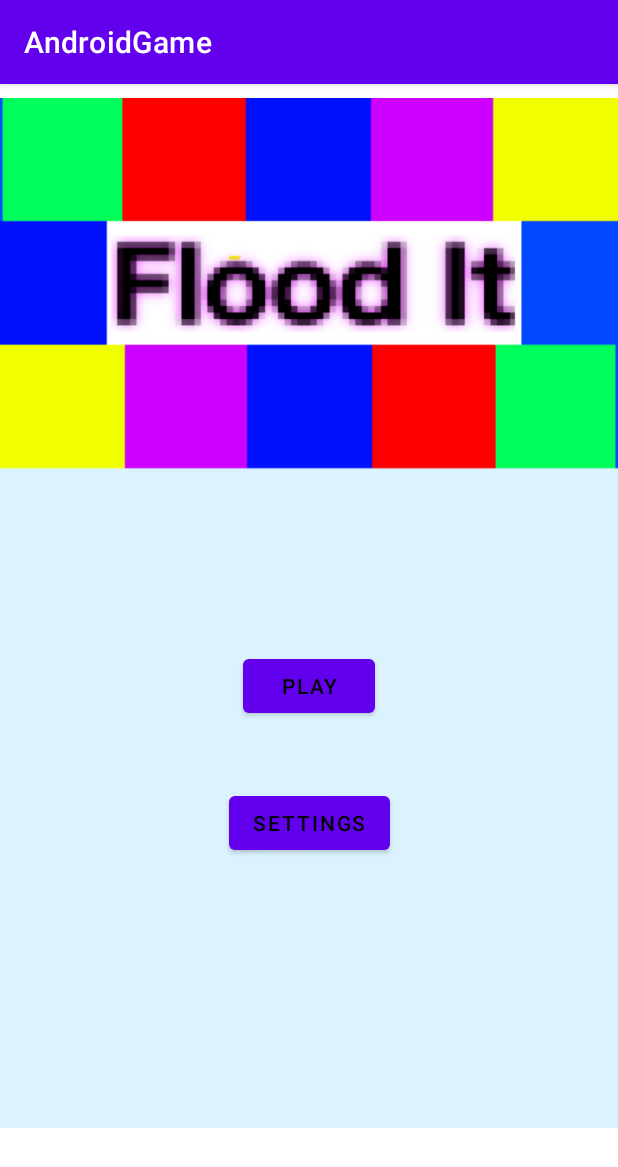
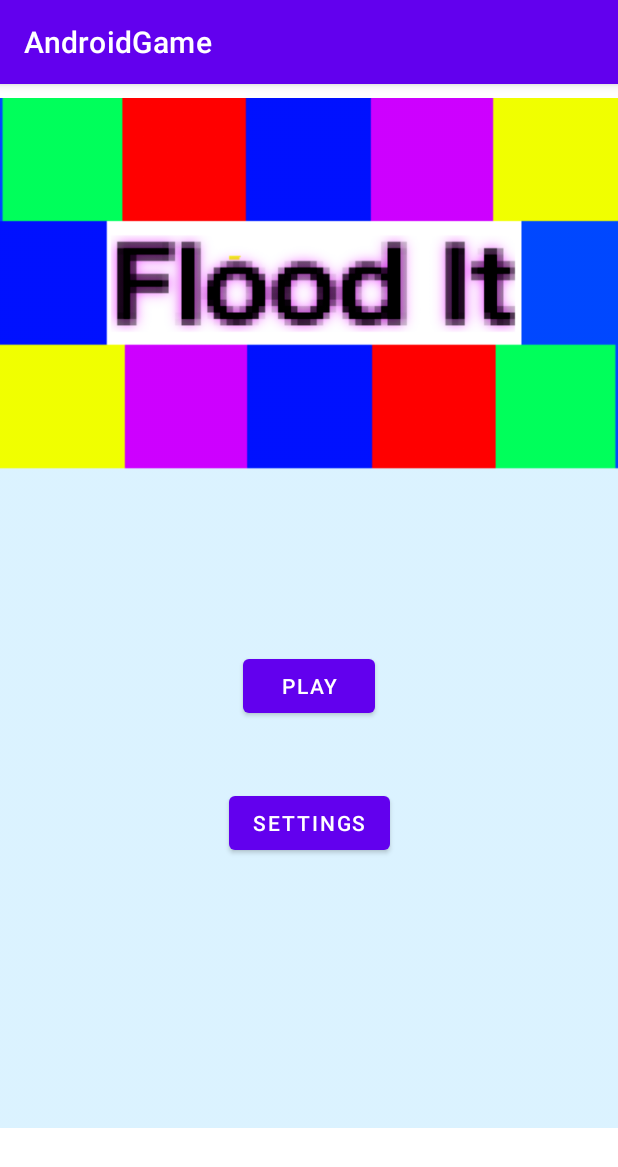
Before and after one commit to dennismills/AndroidGame, an Android app: the screen it shows after launch (MainActivity), on a phone screen of 412 x 824 dp. Shown: the top 1167 px of the screen. Run offline under Robolectric (Android 15) with nearby library versions, the phone set to English and light mode, and no system bars.

Commit message:
Update themes.xml

```diff
--- a/app/src/main/res/values/themes.xml
+++ b/app/src/main/res/values/themes.xml
@@ -4,11 +4,11 @@
         <!-- Primary brand color. -->
         <item name="colorPrimary">@color/purple_500</item>
         <item name="colorPrimaryVariant">@color/purple_700</item>
-        <item name="colorOnPrimary">@color/black</item>
+        <item name="colorOnPrimary">@color/white</item>
         <!-- Secondary brand color. -->
         <item name="colorSecondary">@color/teal_200</item>
         <item name="colorSecondaryVariant">@color/teal_700</item>
-        <item name="colorOnSecondary">@color/black</item>
+        <item name="colorOnSecondary">@color/white</item>
         <!-- Status bar color. -->
         <item name="android:statusBarColor" tools:targetApi="l">?attr/colorPrimaryVariant</item>
         <!-- Customize your theme here. -->
```
